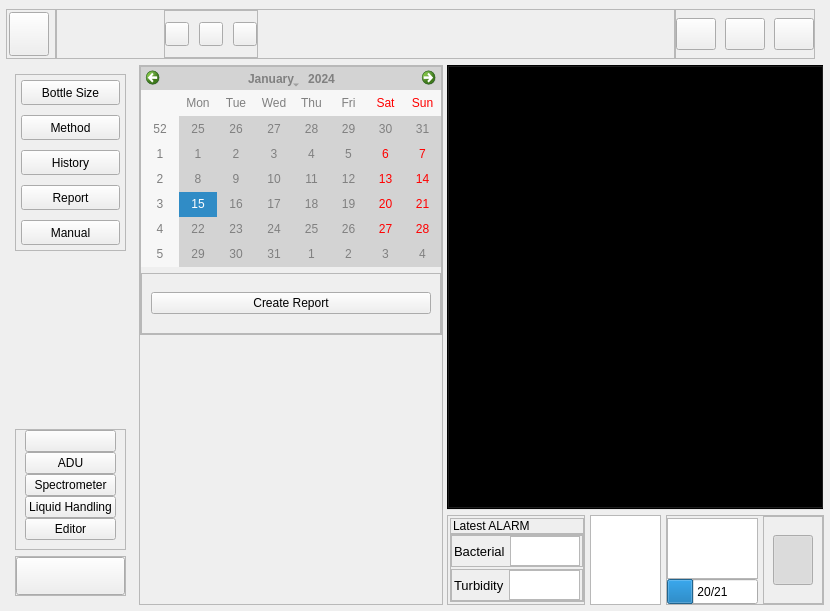
This is Qt_files/Colifast_ALARM.ui in Stianein/Colifast_ALARM as Qt 5 draws it before an edit. The edited form follows.
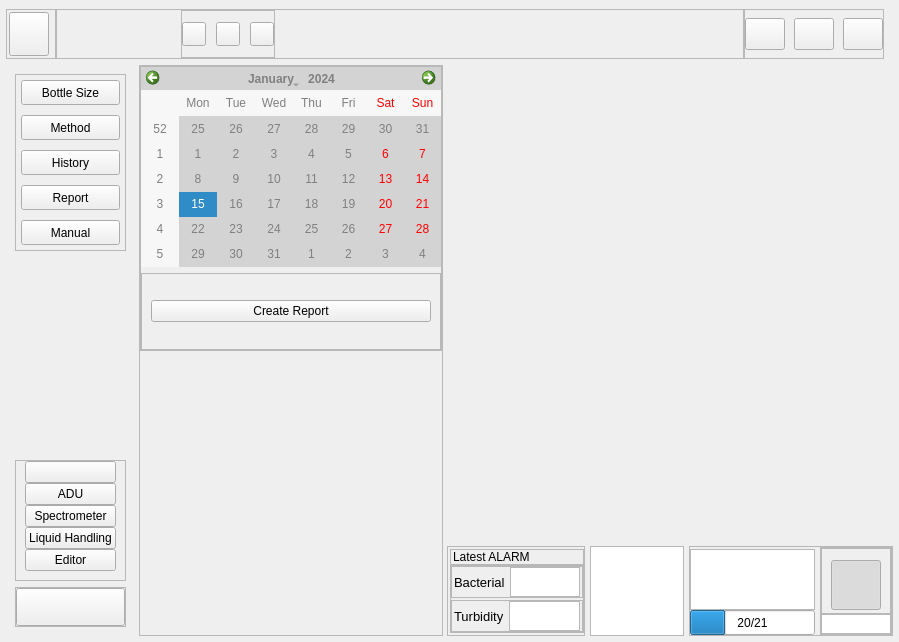
This is the edited form. The open tabs and pages were chosen to show the change. Icons and pictures are not drawn.

Commit message: made a carousel view  for report visualisation. Made a timer for method, so it is visible that the method is running. Fixed an errounus await remote start print, when the stop after current is pressed from gui.

The edit to the form file:
```diff
--- a/Qt_files/Colifast_ALARM.ui
+++ b/Qt_files/Colifast_ALARM.ui
@@ -9,8 +9,8 @@
    <rect>
     <x>0</x>
     <y>0</y>
-    <width>830</width>
-    <height>608</height>
+    <width>899</width>
+    <height>642</height>
    </rect>
   </property>
   <property name="sizePolicy">
@@ -2545,6 +2545,31 @@
                      </item>
                     </layout>
                    </widget>
+                   <widget class="QWidget" name="reports">
+                    <property name="sizePolicy">
+                     <sizepolicy hsizetype="Expanding" vsizetype="Expanding">
+                      <horstretch>0</horstretch>
+                      <verstretch>0</verstretch>
+                     </sizepolicy>
+                    </property>
+                    <layout class="QVBoxLayout" name="verticalLayout_39">
+                     <property name="spacing">
+                      <number>0</number>
+                     </property>
+                     <property name="leftMargin">
+                      <number>0</number>
+                     </property>
+                     <property name="topMargin">
+                      <number>0</number>
+                     </property>
+                     <property name="rightMargin">
+                      <number>0</number>
+                     </property>
+                     <property name="bottomMargin">
+                      <number>0</number>
+                     </property>
+                    </layout>
+                   </widget>
                    <widget class="QWidget" name="manual">
                     <property name="sizePolicy">
                      <sizepolicy hsizetype="Expanding" vsizetype="Expanding">
@@ -3076,19 +3101,31 @@
                      <property name="frameShadow">
                       <enum>QFrame::Raised</enum>
                      </property>
-                     <layout class="QHBoxLayout" name="horizontalLayout_11">
+                     <layout class="QVBoxLayout" name="verticalLayout_37">
                       <property name="spacing">
-                       <number>4</number>
+                       <number>0</number>
                       </property>
                       <property name="leftMargin">
-                       <number>9</number>
+                       <number>0</number>
                       </property>
                       <property name="topMargin">
                        <number>0</number>
                       </property>
                       <property name="rightMargin">
-                       <number>9</number>
+                       <number>0</number>
                       </property>
+                      <property name="bottomMargin">
+                       <number>0</number>
+                      </property>
+                      <item>
+                       <widget class="QFrame" name="frame_2">
+                        <property name="frameShape">
+                         <enum>QFrame::StyledPanel</enum>
+                        </property>
+                        <property name="frameShadow">
+                         <enum>QFrame::Raised</enum>
+                        </property>
+                        <layout class="QVBoxLayout" name="verticalLayout_38">
                       <property name="bottomMargin">
                        <number>0</number>
                       </property>
@@ -3134,6 +3171,37 @@
                      </layout>
                     </widget>
                    </item>
+                      <item>
+                       <widget class="QTextBrowser" name="timeCounter">
+                        <property name="minimumSize">
+                         <size>
+                          <width>0</width>
+                          <height>10</height>
+                         </size>
+                        </property>
+                        <property name="maximumSize">
+                         <size>
+                          <width>100</width>
+                          <height>20</height>
+                         </size>
+                        </property>
+                        <property name="layoutDirection">
+                         <enum>Qt::RightToLeft</enum>
+                        </property>
+                        <property name="verticalScrollBarPolicy">
+                         <enum>Qt::ScrollBarAlwaysOff</enum>
+                        </property>
+                        <property name="horizontalScrollBarPolicy">
+                         <enum>Qt::ScrollBarAlwaysOff</enum>
+                        </property>
+                        <property name="overwriteMode">
+                         <bool>false</bool>
+                        </property>
+                       </widget>
+                      </item>
+                     </layout>
+                    </widget>
+                   </item>
                   </layout>
                  </widget>
                 </item>
```
Left out of the diff: 3 changed lines with no effect on the pictures. Lines whose indentation alone changed are shown as unchanged. The commit also changes 18 other files.
